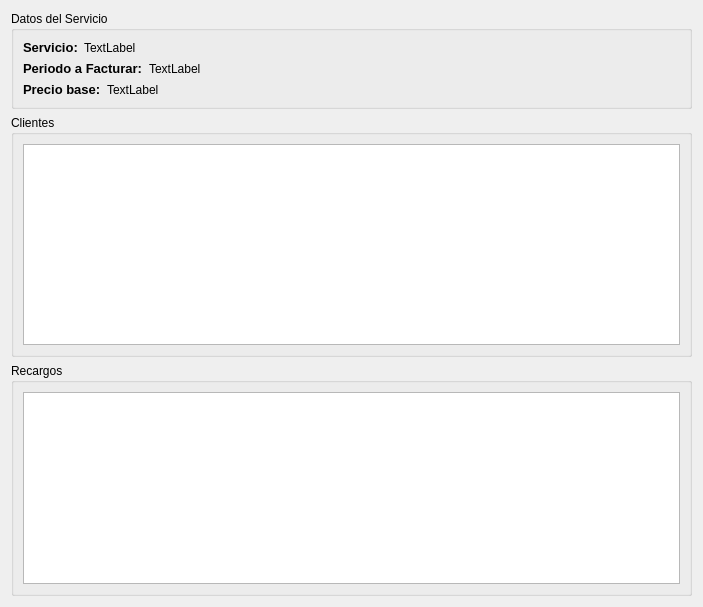
Qt form trunk/plugins/servicios/FormFacturarServicioBase.ui (chungote/gestotux) before a commit.
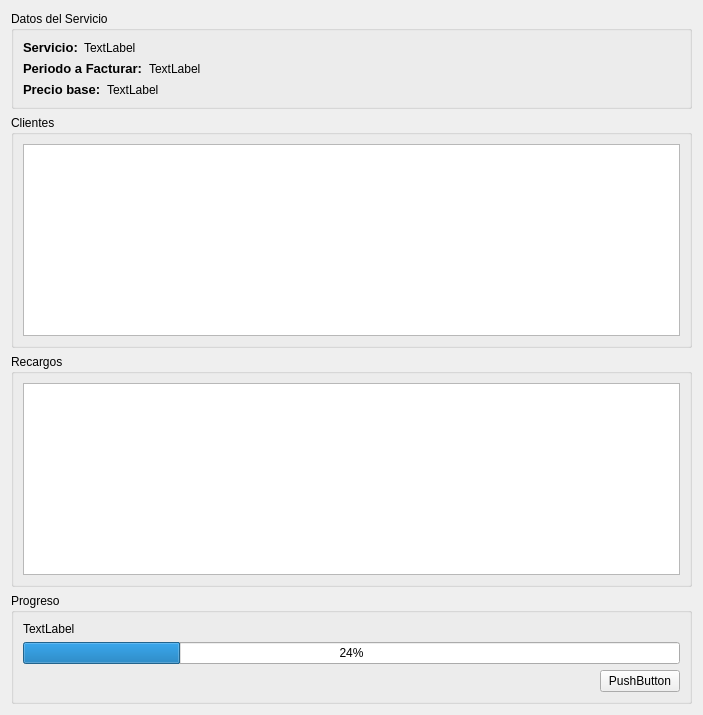
The same form after that commit.

Commit message: Agregado algoritmo para generar la facturación completa de un servicio especifico y eliminado problema de archivo con nombre equivocado. Agregadas ademas compilación de dependencias.

The edit to the form file:
```diff
--- a/trunk/plugins/servicios/FormFacturarServicioBase.ui
+++ b/trunk/plugins/servicios/FormFacturarServicioBase.ui
@@ -13,7 +13,7 @@
   <property name="windowTitle">
    <string>Form</string>
   </property>
-  <layout class="QVBoxLayout" name="verticalLayout_2">
+  <layout class="QVBoxLayout" name="verticalLayout_3">
    <item>
     <widget class="QGroupBox" name="GBDatos">
      <property name="title">
@@ -172,6 +172,53 @@
      </layout>
     </widget>
    </item>
+   <item>
+    <widget class="QGroupBox" name="GBProgreso">
+     <property name="title">
+      <string>Progreso</string>
+     </property>
+     <layout class="QVBoxLayout" name="verticalLayout_2">
+      <item>
+       <widget class="QLabel" name="LIndicador">
+        <property name="text">
+         <string>TextLabel</string>
+        </property>
+       </widget>
+      </item>
+      <item>
+       <widget class="QProgressBar" name="PBProgreso">
+        <property name="value">
+         <number>24</number>
+        </property>
+       </widget>
+      </item>
+      <item>
+       <layout class="QHBoxLayout" name="horizontalLayout_3">
+        <item>
+         <spacer name="horizontalSpacer">
+          <property name="orientation">
+           <enum>Qt::Horizontal</enum>
+          </property>
+          <property name="sizeHint" stdset="0">
+           <size>
+            <width>40</width>
+            <height>20</height>
+           </size>
+          </property>
+         </spacer>
+        </item>
+        <item>
+         <widget class="QPushButton" name="PBCancelar">
+          <property name="text">
+           <string>PushButton</string>
+          </property>
+         </widget>
+        </item>
+       </layout>
+      </item>
+     </layout>
+    </widget>
+   </item>
   </layout>
  </widget>
  <resources/>
```
The commit also changes 6 other files.
